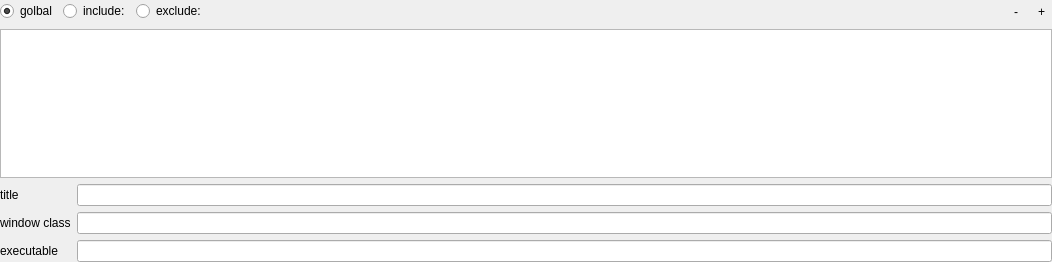
Qt form ui/a2widget/a2hotkey/scope_widget.ui (ewerybody/a2) before a commit.
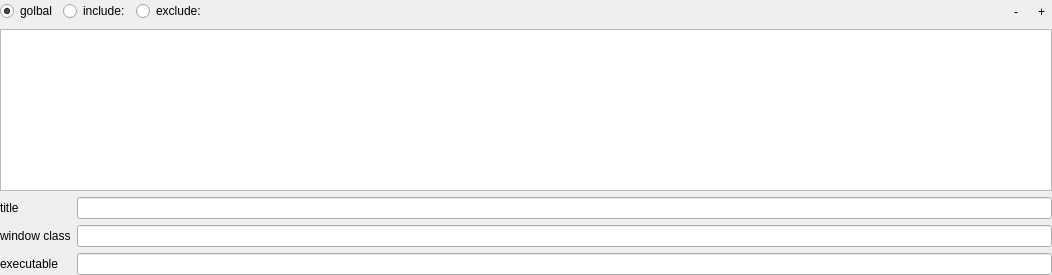
The same form after that commit. Custom widgets are drawn as their Qt base class.

```diff
--- a/ui/a2widget/a2hotkey/scope_widget.ui
+++ b/ui/a2widget/a2hotkey/scope_widget.ui
@@ -7,7 +7,7 @@
     <x>0</x>
     <y>0</y>
     <width>1052</width>
-    <height>262</height>
+    <height>275</height>
    </rect>
   </property>
   <property name="windowTitle">
```
